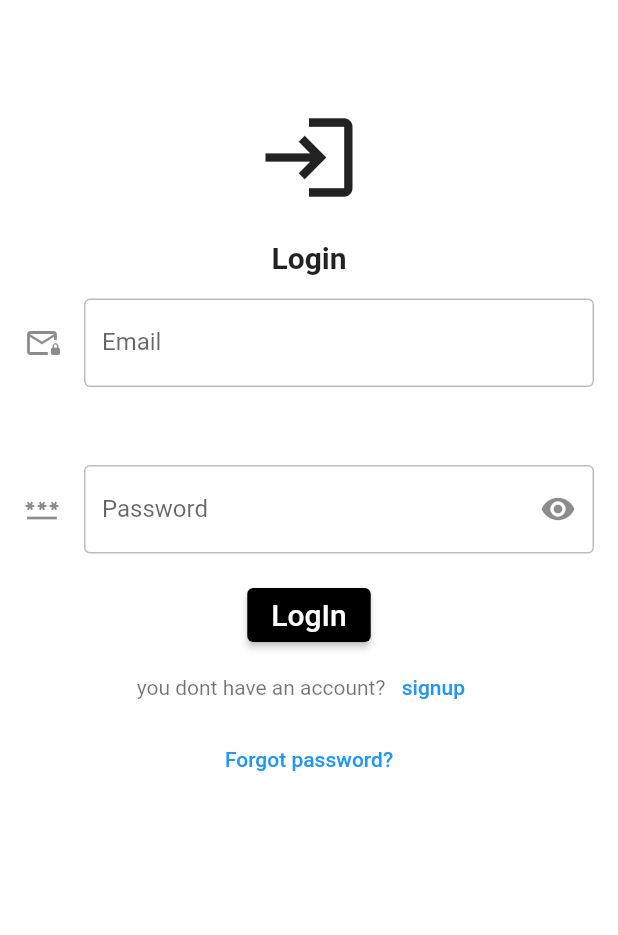
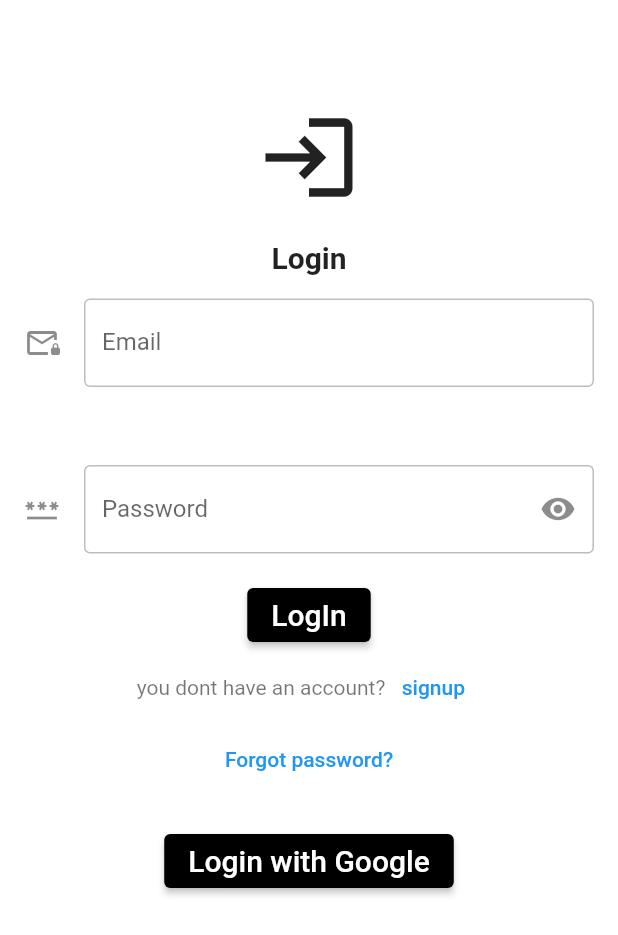
Before and after one commit to harsh97731/Assignment, a Flutter app: the screen it shows after launch, on a phone screen of 412 x 824 dp. Shown: the top 935 px of the screen. Run offline on Flutter 3.47's test engine with Material 2 defaults, Android fonts, the light colour scheme and no system bars; our stand-ins replace animated_splash_screen, firebase_auth, firebase_core, flutter_spinkit, google_nav_bar, google_sign_in; accounts and stored records are empty.

Commit message:
add firebase google signin

```diff
--- a/lib/LoginPage.dart
+++ b/lib/LoginPage.dart
@@ -2,12 +2,13 @@ import 'package:firebase_auth/firebase_auth.dart';
 import 'package:flutter/cupertino.dart';
 import 'package:flutter/material.dart';
 import 'package:flutter_spinkit/flutter_spinkit.dart';
+import 'package:google_sign_in/google_sign_in.dart';
 import 'package:loginsin/DashBoard.dart';
 import 'package:loginsin/ForgotPassword.dart';
+import 'package:loginsin/Google_Sign_In.dart';
 import 'package:loginsin/sigup.dart';
 
 class LoginPage extends StatefulWidget {
-
   @override
   State<LoginPage> createState() => _LoginPageState();
 }
@@ -17,32 +18,44 @@ class _LoginPageState extends State<LoginPage> {
   GlobalKey<FormState> formkey = GlobalKey<FormState>();
 
   // text controller
-    final _emailControler =TextEditingController();
+  final _emailControler = TextEditingController();
 
   final _passwordController = TextEditingController();
 
+  bool _isObscure = true;
+  bool isLoading = false;
 
-  bool _isObscure = true;
-  bool isLoading =false;
 
   @override
   Widget build(BuildContext context) {
     return Form(
       key: formkey,
       child: WillPopScope(
-        onWillPop: () async{
-        final value = await showDialog<bool>(context: context, builder: (context) {
+        onWillPop: () async {
+          final value = await showDialog<bool>(
+              context: context,
+              builder: (context) {
                 return AlertDialog(
                     title: Text('Alert'),
-              content:  Text('Do you want to exit app?'),
+                    content: Text('Do you want to exit app?'),
                     actions: [
-                ElevatedButton(onPressed: ()=>Navigator.of(context).pop(false),style: ElevatedButton.styleFrom(backgroundColor: Colors.black, foregroundColor: Colors.white), child: Text('NO')),
-                ElevatedButton(onPressed: ()=>Navigator.of(context).pop(true), style: ElevatedButton.styleFrom(backgroundColor: Colors.black, foregroundColor: Colors.white), child: Text('Exit')),
+                      ElevatedButton(
+                          onPressed: () => Navigator.of(context).pop(false),
+                          style: ElevatedButton.styleFrom(
+                              backgroundColor: Colors.black,
+                              foregroundColor: Colors.white),
+                          child: Text('NO')),
+                      ElevatedButton(
+                          onPressed: () => Navigator.of(context).pop(true),
+                          style: ElevatedButton.styleFrom(
+                              backgroundColor: Colors.black,
+                              foregroundColor: Colors.white),
+                          child: Text('Exit')),
                     ]);
               });
-        if(value!= null){
+          if (value != null) {
             return Future.value(value);
-        }else{
+          } else {
             return Future.value(false);
           }
         },
@@ -51,33 +64,41 @@ class _LoginPageState extends State<LoginPage> {
           body: SingleChildScrollView(
             child: Column(
               children: <Widget>[
-                  SizedBox(width: 70,height: 70,),
+                SizedBox(
+                  width: 70,
+                  height: 70,
+                ),
                 Center(
-                      child: Icon(Icons.login_outlined,size: 70,)
+                    child: Icon(
+                  Icons.login_outlined,
+                  size: 70,
+                )),
+                SizedBox(
+                  height: 20,
                 ),
-                  SizedBox(height: 20,),
-                  Text('Login',
+                Text(
+                  'Login',
                   style: TextStyle(
-                      fontWeight: FontWeight.bold,fontSize: 20,
+                    fontWeight: FontWeight.bold,
+                    fontSize: 20,
                   ),
                 ),
                 Padding(
                   padding: const EdgeInsets.all(16.0),
-
                   child: TextFormField(
                     autovalidateMode: AutovalidateMode.onUserInteraction,
                     controller: _emailControler,
-
                     decoration: InputDecoration(
                         label: Text('Email'),
                         icon: Icon(Icons.mail_lock_outlined),
-                          errorBorder: OutlineInputBorder(borderSide: BorderSide(color: Colors.black26)),
-                          focusedErrorBorder: OutlineInputBorder(borderSide: BorderSide(color: Colors.black26)),
-                          enabledBorder: OutlineInputBorder(borderSide: BorderSide(color: Colors.black26)),
-                          focusedBorder: OutlineInputBorder(borderSide: BorderSide(color: Colors.black26))
-
-
-                      ),
+                        errorBorder: OutlineInputBorder(
+                            borderSide: BorderSide(color: Colors.black26)),
+                        focusedErrorBorder: OutlineInputBorder(
+                            borderSide: BorderSide(color: Colors.black26)),
+                        enabledBorder: OutlineInputBorder(
+                            borderSide: BorderSide(color: Colors.black26)),
+                        focusedBorder: OutlineInputBorder(
+                            borderSide: BorderSide(color: Colors.black26))),
                     validator: (value) {
                       if (value == null || value.trim().isEmpty) {
                         return 'Please enter your email address';
@@ -89,10 +110,11 @@ class _LoginPageState extends State<LoginPage> {
                       // Return null if the entered email is valid
                       return null;
                     },
-
                   ),
                 ),
-                  SizedBox(height: 20,),
+                SizedBox(
+                  height: 20,
+                ),
                 Padding(
                   padding: const EdgeInsets.all(16.0),
                   child: TextFormField(
@@ -100,30 +122,37 @@ class _LoginPageState extends State<LoginPage> {
                     obscureText: _isObscure,
                     controller: _passwordController,
                     decoration: InputDecoration(
-
-                        label: Text('Password',),
-                        icon: Icon(Icons.password_outlined,),
-                          errorBorder: OutlineInputBorder(borderSide: BorderSide(color: Colors.black26)),
-                          focusedErrorBorder: OutlineInputBorder(borderSide: BorderSide(color: Colors.black26)),
-                        enabledBorder: OutlineInputBorder(borderSide: BorderSide(color: Colors.black26)),
-                        focusedBorder: OutlineInputBorder(borderSide: BorderSide(color: Colors.black26)),
+                        label: Text(
+                          'Password',
+                        ),
+                        icon: Icon(
+                          Icons.password_outlined,
+                        ),
+                        errorBorder: OutlineInputBorder(
+                            borderSide: BorderSide(color: Colors.black26)),
+                        focusedErrorBorder: OutlineInputBorder(
+                            borderSide: BorderSide(color: Colors.black26)),
+                        enabledBorder: OutlineInputBorder(
+                            borderSide: BorderSide(color: Colors.black26)),
+                        focusedBorder: OutlineInputBorder(
+                            borderSide: BorderSide(color: Colors.black26)),
                         suffixIcon: IconButton(
-                          icon: Icon(_isObscure ? Icons.visibility :Icons.visibility_off),
+                          icon: Icon(_isObscure
+                              ? Icons.visibility
+                              : Icons.visibility_off),
                           onPressed: () {
-
-                            setState(() { //refresh UI
-                              if(_isObscure){ //if passenable == true, make it false
+                            setState(() {
+                              //refresh UI
+                              if (_isObscure) {
+                                //if passenable == true, make it false
                                 _isObscure = false;
-                              }else{
-                                _isObscure = true; //if passenable == false, make it true
+                              } else {
+                                _isObscure =
+                                    true; //if passenable == false, make it true
                               }
                             });
                           },
-                        )
-
-
-
-                      ),
+                        )),
                     validator: (value) {
                       if (value!.isEmpty) {
                         return "Required";
@@ -140,8 +169,6 @@ class _LoginPageState extends State<LoginPage> {
                     },
                   ),
                 ),
-
-
                 SizedBox(
                   height: 1,
                 ),
@@ -151,16 +178,16 @@ class _LoginPageState extends State<LoginPage> {
                     style: ButtonStyle(
                       backgroundColor: MaterialStateProperty.all(Colors.black),
                     ),
-                child: Text('LogIn', style: TextStyle(fontSize: 20.0),),
-
-
-                onPressed: () async{
+                    child: Text(
+                      'LogIn',
+                      style: TextStyle(fontSize: 20.0),
+                    ),
+                    onPressed: () async {
                       if (formkey.currentState!.validate()) {
                         setState(() {
-                      isLoading =true;
+                          isLoading = true;
                         });
-                    try
-                    {
+                        try {
                           UserCredential userCredential = await FirebaseAuth
                               .instance
                               .signInWithEmailAndPassword(
@@ -172,15 +199,12 @@ class _LoginPageState extends State<LoginPage> {
                                 MaterialPageRoute(
                                     builder: (context) => DashBord()));
                           }
-
+                        } on FirebaseAuthException catch (e) {
+                          if (e.code == 'user-not-found') {
+                            ScaffoldMessenger.of(context).showSnackBar(
+                                SnackBar(content: Text('user not found')));
                           }
-                    on FirebaseAuthException catch(e){
-                      if(e.code=='user-not-found'){
-                        ScaffoldMessenger.of(context).showSnackBar(SnackBar(content: Text('user not found')));
                         }
-
-                    }
-
                       }
                     },
                   ),
@@ -188,30 +212,59 @@ class _LoginPageState extends State<LoginPage> {
                 Row(
                   mainAxisAlignment: MainAxisAlignment.center,
                   children: <Widget>[
-                      Text('you dont have an account?',
+                    Text(
+                      'you dont have an account?',
                       style: TextStyle(
                         color: Colors.black54,
                       ),
                     ),
                     TextButton(
                       onPressed: () {
-                          Navigator.pushReplacement(context, MaterialPageRoute(builder: (context) => SignUp(),));
+                        Navigator.pushReplacement(
+                            context,
+                            MaterialPageRoute(
+                              builder: (context) => SignUp(),
+                            ));
                       },
                       child: Text('signup'),
                     ),
-
                   ],
-
                 ),
                 TextButton(
                   onPressed: () {
-                      Navigator.pushReplacement(context, MaterialPageRoute(builder: (context) => ForgotPassword(),));
+                    Navigator.pushReplacement(
+                        context,
+                        MaterialPageRoute(
+                          builder: (context) => ForgotPassword(),
+                        ));
                   },
                   child: Text('Forgot password?'),
                 ),
-                    SizedBox(height: 20,),
-                  isLoading? SpinKitCircle(color:Colors.black,size: 30,) : SizedBox(),
+                SizedBox(
+                  height: 20,
+                ),
+                isLoading
+                    ? SpinKitCircle(
+                        color: Colors.black,
+                        size: 30,
+                      )
+                    : SizedBox(),
+                ElevatedButton(
 
+                  style: ButtonStyle(
+                    backgroundColor: MaterialStateProperty.all(Colors.black)
+                    ,
+                  ),
+                  child: Text(
+                    'Login with Google',
+                    style: TextStyle(fontSize: 20.0),
+                  ),
+                  onPressed: ()async{
+                    await Google_Sign_In().signInWithGoogle();
+                    Navigator.pushReplacement(context, MaterialPageRoute(builder: (context) => DashBord(),));
+
+                  },
+                ),
               ],
             ),
           ),
--- a/pubspec.yaml
+++ b/pubspec.yaml
@@ -41,6 +41,8 @@ dependencies:
   animated_splash_screen: ^1.3.0
   flutter_spinkit: ^5.1.0
   google_nav_bar: ^5.0.6
+  google_sign_in: ^5.4.2
+  provider: ^6.0.5
 dev_dependencies:
   flutter_test:
     sdk: flutter
```
Also changed, not shown: lib/ChangedPassword.dart (added, +162 -0 lines), lib/DashBoard.dart (+83 -38 lines), lib/Google_Sign_In.dart (added, +27 -0 lines), pubspec.lock. Lines whose indentation alone changed are shown as unchanged.
